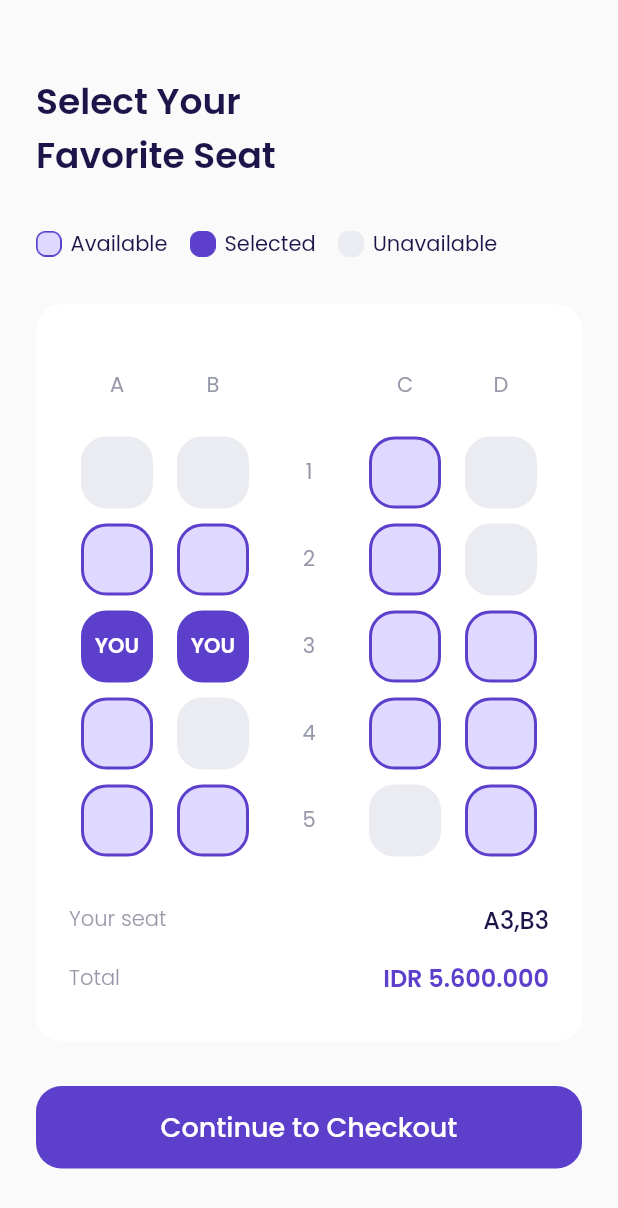
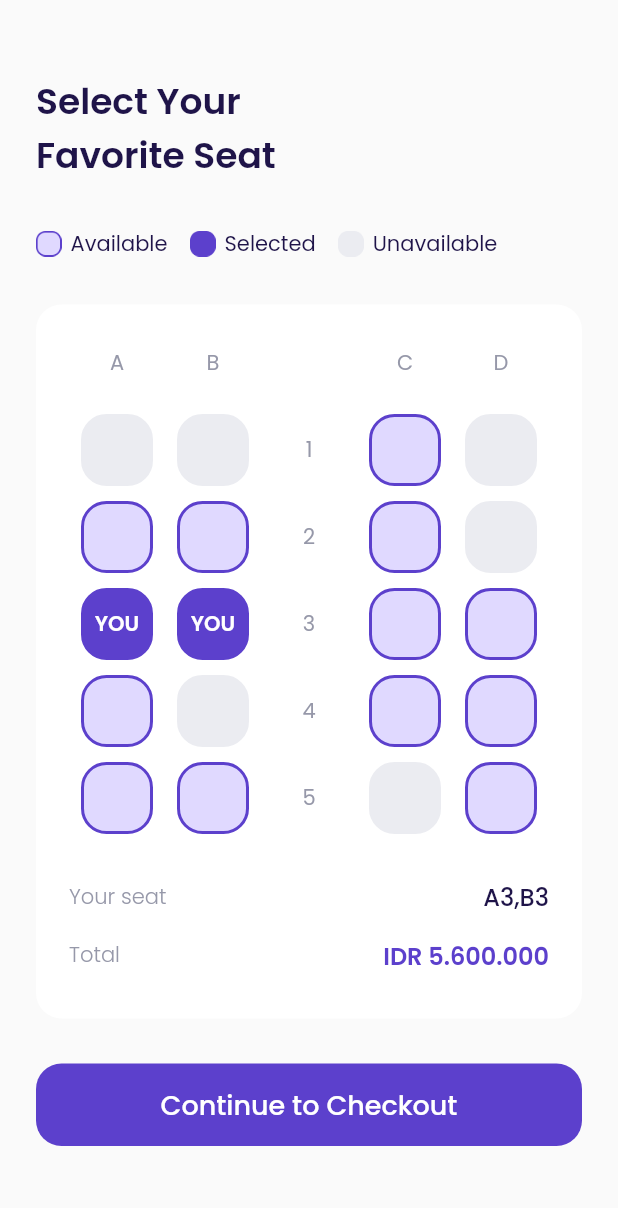
Before and after one commit to al-chakim/FlyPlane, a Flutter app: the SeatPage screen opened directly, on a phone screen of 412 x 824 dp. Shown: the top 1208 px of the screen. Run offline on Flutter 3.47's test engine with Material 2 defaults, Android fonts, the phone set to English and light mode, and no system bars; our stand-ins replace google_fonts.

Commit message:
fix margin

```diff
--- a/plane/lib/ui/pages/seat_psge.dart
+++ b/plane/lib/ui/pages/seat_psge.dart
@@ -93,9 +93,11 @@ class SeatPage extends StatelessWidget {
   Widget selectSeat(){
     return Container(
       margin: EdgeInsets.only(top: 30),
-      padding: EdgeInsets.symmetric(
-        horizontal: 22,
-        vertical: 30,
+      padding: EdgeInsets.only(
+        left: 22,
+        right: 22,
+        top: 15,
+        bottom: 30
       ),
       decoration: BoxDecoration(
         color: putih,
@@ -332,6 +334,16 @@ class SeatPage extends StatelessWidget {
     );
   }
 
+  Widget button(){
+    return CustomButton(
+      title: 'Continue to Checkout',
+      onPressed: (){},
+      margin: EdgeInsets.only(
+        top: 30, bottom: 40
+      ),
+    );
+  }
+
   Widget build(BuildContext context) {
     return Scaffold(
       backgroundColor: bg,
@@ -343,11 +355,7 @@ class SeatPage extends StatelessWidget {
           title(),
           seatStatus(),
           selectSeat(),
-          CustomButton(
-            title: 'Continue to Checkout',
-            onPressed: (){},
-            margin: EdgeInsets.only(top: 30),
-          )
+          button()
         ],
       ),
     );
```
